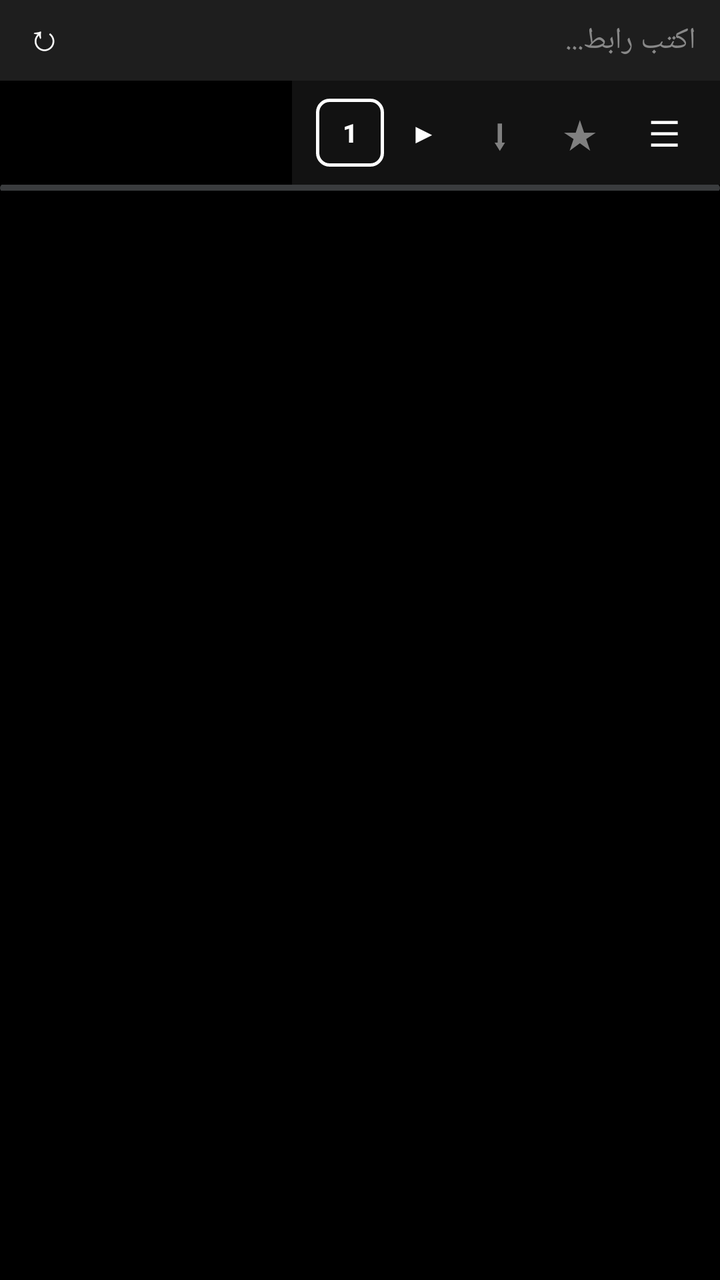
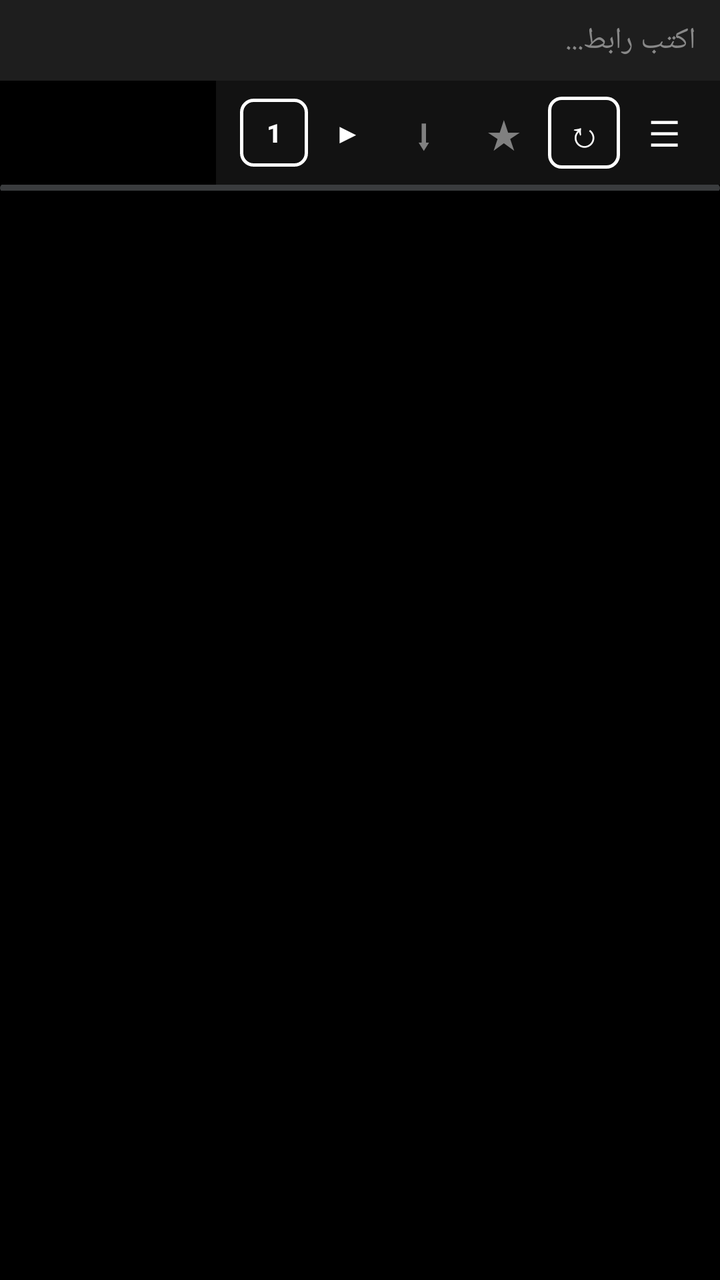

Before-and-after screenshots of an Android layout around one commit, followed by the original layout XML and the change that was made.
<!-- AndroidManifest.xml: application theme android:Theme.DeviceDefault -->
<!-- res/layout/activity_browser.xml -->
<?xml version="1.0" encoding="utf-8"?>
<RelativeLayout xmlns:android="http://schemas.android.com/apk/res/android"
    android:layout_width="match_parent"
    android:layout_height="match_parent"
    android:background="#000000">

    
    <EditText
        android:id="@+id/editUrl"
        android:layout_width="match_parent"
        android:layout_height="wrap_content"
        android:layout_alignParentTop="true"
        android:background="#1E1E1E"
        android:hint="اكتب رابط..."
        android:textColorHint="#888888"
        android:imeOptions="actionGo"
        android:inputType="textUri"
        android:maxLines="1"
        android:paddingHorizontal="12dp"
        android:paddingVertical="10dp"
        android:textColor="#FFFFFF"
        android:textSize="15sp" />

    
    <LinearLayout
        android:id="@+id/addressBar"
        android:layout_width="wrap_content"
        android:layout_height="52dp"
        android:layout_below="@id/editUrl"
        android:layout_alignParentEnd="true"
        android:background="#121212"
        android:gravity="center_vertical"
        android:orientation="horizontal"
        android:paddingHorizontal="8dp">

        <Button
            android:id="@+id/btnTabs"
            android:layout_width="34dp"
            android:layout_height="34dp"
            android:layout_marginStart="4dp"
            android:background="@drawable/bg_square_outline"
            android:text="1"
            android:textColor="#FFFFFF"
            android:textSize="13sp"
            android:textStyle="bold" />

        <Button
            android:id="@+id/btnForward"
            android:layout_width="36dp"
            android:layout_height="36dp"
            android:layout_marginStart="2dp"
            android:background="?android:attr/selectableItemBackground"
            android:text="▶"
            android:textColor="#FFFFFF"
            android:textSize="14sp" />

        <Button
            android:id="@+id/btnDownloads"
            android:layout_width="36dp"
            android:layout_height="36dp"
            android:layout_marginStart="2dp"
            android:background="?android:attr/selectableItemBackground"
            android:text="⬇"
            android:textColor="#808080"
            android:textSize="21sp" />

        <Button
            android:id="@+id/btnBookmarkStar"
            android:layout_width="40dp"
            android:layout_height="40dp"
            android:layout_marginStart="2dp"
            android:background="?android:attr/selectableItemBackground"
            android:text="★"
            android:textColor="#808080"
            android:textSize="20sp" />

        <Button
            android:id="@+id/btnBrowserMenu"
            android:layout_width="40dp"
            android:layout_height="40dp"
            android:layout_marginStart="2dp"
            android:background="?android:attr/selectableItemBackground"
            android:text="☰"
            android:textColor="#FFFFFF"
            android:textSize="18sp" />
    </LinearLayout>

    
    <Button
        android:id="@+id/btnReload"
        android:layout_width="44dp"
        android:layout_height="40dp"
        android:layout_above="@id/addressBar"
        android:layout_alignEnd="@id/btnBrowserMenu"
        android:layout_marginBottom="4dp"
        android:background="?android:attr/selectableItemBackground"
        android:text="↻"
        android:textColor="#FFFFFF"
        android:textSize="18sp" />

    <ProgressBar
        android:id="@+id/progressBar"
        style="?android:attr/progressBarStyleHorizontal"
        android:layout_width="match_parent"
        android:layout_height="3dp"
        android:layout_below="@id/addressBar"
        android:max="100" />

    <FrameLayout
        android:id="@+id/webViewContainer"
        android:layout_width="match_parent"
        android:layout_height="match_parent"
        android:layout_below="@id/progressBar" />

</RelativeLayout>
<!-- resources referenced by this layout -->
<resources>
  <!-- drawable bg_square_outline (drawable) -->
  <?xml version="1.0" encoding="utf-8"?>
  <shape xmlns:android="http://schemas.android.com/apk/res/android"
      android:shape="rectangle">
      <corners android:radius="6dp" />
      <stroke android:width="1.5dp" android:color="#FFFFFF" />
      <solid android:color="#00000000" />
  </shape>
</resources>

<!-- the commit's change to res/layout/activity_browser.xml (unified diff, before → after) -->
@@ -75,6 +75,16 @@
             android:textSize="20sp" />
 
         <Button
+            android:id="@+id/btnReload"
+            android:layout_width="36dp"
+            android:layout_height="36dp"
+            android:layout_marginStart="2dp"
+            android:background="@drawable/bg_square_outline"
+            android:text="↻"
+            android:textColor="#FFFFFF"
+            android:textSize="18sp" />
+
+        <Button
             android:id="@+id/btnBrowserMenu"
             android:layout_width="40dp"
             android:layout_height="40dp"
@@ -84,19 +94,6 @@
             android:textColor="#FFFFFF"
             android:textSize="18sp" />
     </LinearLayout>
-
-    
-    <Button
-        android:id="@+id/btnReload"
-        android:layout_width="44dp"
-        android:layout_height="40dp"
-        android:layout_above="@id/addressBar"
-        android:layout_alignEnd="@id/btnBrowserMenu"
-        android:layout_marginBottom="4dp"
-        android:background="?android:attr/selectableItemBackground"
-        android:text="↻"
-        android:textColor="#FFFFFF"
-        android:textSize="18sp" />
 
     <ProgressBar
         android:id="@+id/progressBar"
